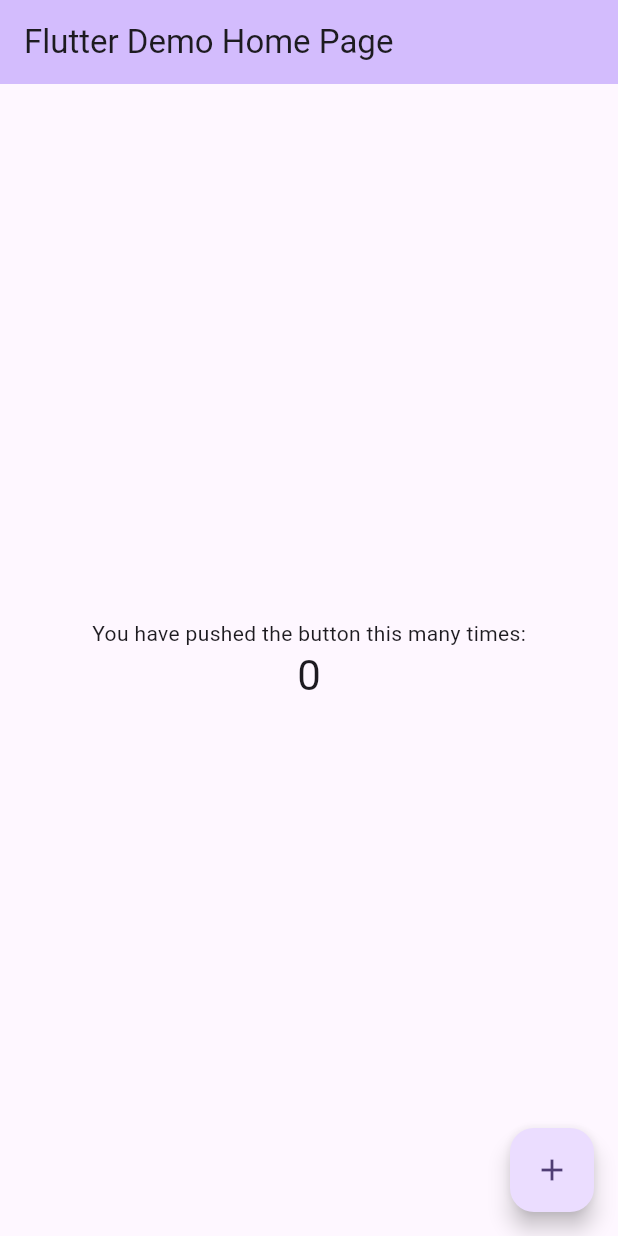
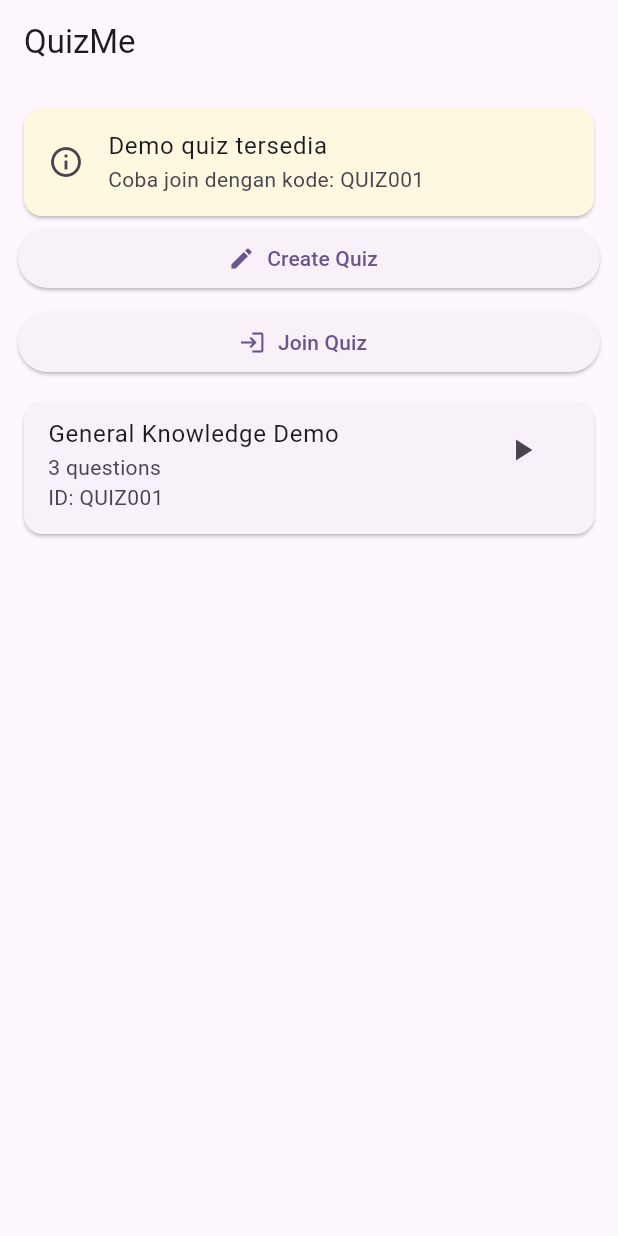
Before and after one commit to moozunch/quizme, a Flutter app: the screen it shows after launch, on a phone screen of 412 x 824 dp. Run offline on Flutter 3.47's test engine with Material 3 defaults, Android fonts, the phone set to English and light mode, and no system bars; our stand-ins replace go_router, shared_preferences.

Commit message:
quiz basic structure

```diff
--- a/lib/main.dart
+++ b/lib/main.dart
@@ -1,125 +1,53 @@
 import 'package:flutter/material.dart';
+import 'package:provider/provider.dart';
+import 'package:go_router/go_router.dart';
 
-void main() {
-  runApp(const MyApp());
+import 'provider/app_state.dart';
+import 'screens/home.dart';
+import 'screens/create_quiz.dart';
+import 'screens/join_quiz.dart';
+import 'screens/quiz_detail.dart';
+import 'screens/quiz_play.dart';
+
+void main() async {
+  WidgetsFlutterBinding.ensureInitialized();
+  final appState = AppState();
+  await appState.load();
+  runApp(MyApp(appState: appState));
 }
 
 class MyApp extends StatelessWidget {
-  const MyApp({super.key});
+  final AppState appState;
+  MyApp({super.key, AppState? appState}) : appState = appState ?? AppState();
 
-  // This widget is the root of your application.
   @override
   Widget build(BuildContext context) {
-    return MaterialApp(
-      title: 'Flutter Demo',
-      theme: ThemeData(
-        // This is the theme of your application.
-        //
-        // TRY THIS: Try running your application with "flutter run". You'll see
-        // the application has a purple toolbar. Then, without quitting the app,
-        // try changing the seedColor in the colorScheme below to Colors.green
-        // and then invoke "hot reload" (save your changes or press the "hot
-        // reload" button in a Flutter-supported IDE, or press "r" if you used
-        // the command line to start the app).
-        //
-        // Notice that the counter didn't reset back to zero; the application
-        // state is not lost during the reload. To reset the state, use hot
-        // restart instead.
-        //
-        // This works for code too, not just values: Most code changes can be
-        // tested with just a hot reload.
-        colorScheme: ColorScheme.fromSeed(seedColor: Colors.deepPurple),
-        useMaterial3: true,
+    final router = GoRouter(
+      routes: [
+        GoRoute(path: '/', builder: (context, state) => const HomeScreen()),
+        GoRoute(path: '/create', builder: (context, state) => const CreateQuizScreen()),
+        GoRoute(path: '/join', builder: (context, state) => const JoinQuizScreen()),
+        GoRoute(path: '/quiz/:id', builder: (context, state) {
+          final id = state.pathParameters['id']!;
+          return QuizDetailScreen(quizId: id);
+        }),
+        GoRoute(path: '/quiz/:id/play', builder: (context, state) {
+          final id = state.pathParameters['id']!;
+          return QuizPlayScreen(quizId: id);
+        }),
+      ],
+    );
+
+    return ChangeNotifierProvider.value(
+      value: appState,
+      child: MaterialApp.router(
+        title: 'QuizMe',
+        theme: ThemeData(
+          colorScheme: ColorScheme.fromSeed(seedColor: Colors.deepPurple),
+          useMaterial3: true,
+        ),
+        routerConfig: router,
       ),
-      home: const MyHomePage(title: 'Flutter Demo Home Page'),
     );
   }
 }
-
-class MyHomePage extends StatefulWidget {
-  const MyHomePage({super.key, required this.title});
-
-  // This widget is the home page of your application. It is stateful, meaning
-  // that it has a State object (defined below) that contains fields that affect
-  // how it looks.
-
-  // This class is the configuration for the state. It holds the values (in this
-  // case the title) provided by the parent (in this case the App widget) and
-  // used by the build method of the State. Fields in a Widget subclass are
-  // always marked "final".
-
-  final String title;
-
-  @override
-  State<MyHomePage> createState() => _MyHomePageState();
-}
-
-class _MyHomePageState extends State<MyHomePage> {
-  int _counter = 0;
-
-  void _incrementCounter() {
-    setState(() {
-      // This call to setState tells the Flutter framework that something has
-      // changed in this State, which causes it to rerun the build method below
-      // so that the display can reflect the updated values. If we changed
-      // _counter without calling setState(), then the build method would not be
-      // called again, and so nothing would appear to happen.
-      _counter++;
-    });
-  }
-
-  @override
-  Widget build(BuildContext context) {
-    // This method is rerun every time setState is called, for instance as done
-    // by the _incrementCounter method above.
-    //
-    // The Flutter framework has been optimized to make rerunning build methods
-    // fast, so that you can just rebuild anything that needs updating rather
-    // than having to individually change instances of widgets.
-    return Scaffold(
-      appBar: AppBar(
-        // TRY THIS: Try changing the color here to a specific color (to
-        // Colors.amber, perhaps?) and trigger a hot reload to see the AppBar
-        // change color while the other colors stay the same.
-        backgroundColor: Theme.of(context).colorScheme.inversePrimary,
-        // Here we take the value from the MyHomePage object that was created by
-        // the App.build method, and use it to set our appbar title.
-        title: Text(widget.title),
-      ),
-      body: Center(
-        // Center is a layout widget. It takes a single child and positions it
-        // in the middle of the parent.
-        child: Column(
-          // Column is also a layout widget. It takes a list of children and
-          // arranges them vertically. By default, it sizes itself to fit its
-          // children horizontally, and tries to be as tall as its parent.
-          //
-          // Column has various properties to control how it sizes itself and
-          // how it positions its children. Here we use mainAxisAlignment to
-          // center the children vertically; the main axis here is the vertical
-          // axis because Columns are vertical (the cross axis would be
-          // horizontal).
-          //
-          // TRY THIS: Invoke "debug painting" (choose the "Toggle Debug Paint"
-          // action in the IDE, or press "p" in the console), to see the
-          // wireframe for each widget.
-          mainAxisAlignment: MainAxisAlignment.center,
-          children: <Widget>[
-            const Text(
-              'You have pushed the button this many times:',
-            ),
-            Text(
-              '$_counter',
-              style: Theme.of(context).textTheme.headlineMedium,
-            ),
-          ],
-        ),
-      ),
-      floatingActionButton: FloatingActionButton(
-        onPressed: _incrementCounter,
-        tooltip: 'Increment',
-        child: const Icon(Icons.add),
-      ), // This trailing comma makes auto-formatting nicer for build methods.
-    );
-  }
-}
--- /dev/null
+++ b/lib/models/question.dart
@@ -0,0 +1,19 @@
+class Question {
+  String text;
+  List<String> options;
+  int correctIndex;
+
+  Question({required this.text, required this.options, required this.correctIndex});
+
+  factory Question.fromJson(Map<String, dynamic> j) => Question(
+        text: j['text'] as String,
+        options: List<String>.from(j['options'] as List<dynamic>),
+        correctIndex: j['correctIndex'] as int,
+      );
+
+  Map<String, dynamic> toJson() => {
+        'text': text,
+        'options': options,
+        'correctIndex': correctIndex,
+      };
+}
--- /dev/null
+++ b/lib/models/quiz.dart
@@ -0,0 +1,28 @@
+import 'question.dart';
+
+class Quiz {
+  String id;
+  String title;
+  List<Question> questions;
+
+  Quiz({required this.id, required this.title, required this.questions});
+
+  factory Quiz.create({required String title, required List<Question> questions}) {
+    final id = DateTime.now().millisecondsSinceEpoch.toString();
+    return Quiz(id: id, title: title, questions: questions);
+  }
+
+  factory Quiz.fromJson(Map<String, dynamic> j) => Quiz(
+        id: j['id'] as String,
+        title: j['title'] as String,
+        questions: (j['questions'] as List<dynamic>)
+            .map((e) => Question.fromJson(Map<String, dynamic>.from(e as Map)))
+            .toList(),
+      );
+
+  Map<String, dynamic> toJson() => {
+        'id': id,
+        'title': title,
+        'questions': questions.map((q) => q.toJson()).toList(),
+      };
+}
--- /dev/null
+++ b/lib/provider/app_state.dart
@@ -0,0 +1,91 @@
+import 'dart:convert';
+
+import 'package:flutter/foundation.dart';
+import 'package:shared_preferences/shared_preferences.dart';
+
+import '../models/quiz.dart';
+import '../models/question.dart';
+
+class AppState extends ChangeNotifier {
+  static const _kQuizzesKey = 'quizzes_v1';
+
+  final List<Quiz> _quizzes = [];
+
+  List<Quiz> get quizzes => List.unmodifiable(_quizzes);
+
+  Future<void> load() async {
+    final prefs = await SharedPreferences.getInstance();
+    final raw = prefs.getString(_kQuizzesKey);
+    if (raw != null) {
+      try {
+        final list = json.decode(raw) as List<dynamic>;
+        _quizzes.clear();
+        _quizzes.addAll(list.map((e) => Quiz.fromJson(Map<String, dynamic>.from(e as Map))));
+        notifyListeners();
+      } catch (e) {
+        if (kDebugMode) print('Failed to decode quizzes: $e');
+      }
+    }
+
+    // Seed demo data if empty
+    if (_quizzes.isEmpty) {
+      _seedDemo();
+      await _save();
+      notifyListeners();
+    }
+  }
+
+  Future<void> _save() async {
+    final prefs = await SharedPreferences.getInstance();
+    final raw = json.encode(_quizzes.map((q) => q.toJson()).toList());
+    await prefs.setString(_kQuizzesKey, raw);
+  }
+
+  Future<void> addQuiz(String title, List<Question> questions) async {
+    final quiz = Quiz.create(title: title, questions: questions);
+    _quizzes.add(quiz);
+    await _save();
+    notifyListeners();
+  }
+
+  Quiz? getById(String id) {
+    try {
+      return _quizzes.firstWhere((q) => q.id == id);
+    } catch (_) {
+      return null;
+    }
+  }
+
+  // For test or quick clearing
+  Future<void> clearAll() async {
+    _quizzes.clear();
+    final prefs = await SharedPreferences.getInstance();
+    await prefs.remove(_kQuizzesKey);
+    notifyListeners();
+  }
+
+  void _seedDemo() {
+    final demo = Quiz(
+      id: 'QUIZ001',
+      title: 'General Knowledge Demo',
+      questions: [
+        Question(
+          text: 'Ibu kota Indonesia adalah?',
+          options: ['Bandung', 'Jakarta', 'Surabaya', 'Medan'],
+          correctIndex: 1,
+        ),
+        Question(
+          text: 'Hasil 2 + 2 × 3 = ?',
+          options: ['12', '8', '10', '6'],
+          correctIndex: 1,
+        ),
+        Question(
+          text: 'Bahasa pemrograman untuk Flutter?',
+          options: ['Kotlin', 'Swift', 'Dart', 'JavaScript'],
+          correctIndex: 2,
+        ),
+      ],
+    );
+    _quizzes.add(demo);
+  }
+}
--- /dev/null
+++ b/lib/screens/home.dart
@@ -0,0 +1,57 @@
+import 'package:flutter/material.dart';
+import 'package:provider/provider.dart';
+import 'package:go_router/go_router.dart';
+
+import '../provider/app_state.dart';
+import '../widgets/quiz_card.dart';
+
+class HomeScreen extends StatelessWidget {
+  const HomeScreen({super.key});
+
+  @override
+  Widget build(BuildContext context) {
+    final appState = context.watch<AppState>();
+    return Scaffold(
+      appBar: AppBar(title: const Text('QuizMe')),
+      body: Padding(
+        padding: const EdgeInsets.all(12.0),
+        child: Column(
+          crossAxisAlignment: CrossAxisAlignment.stretch,
+          children: [
+            Card(
+              color: Colors.amber.shade50,
+              child: const ListTile(
+                leading: Icon(Icons.info_outline),
+                title: Text('Demo quiz tersedia'),
+                subtitle: Text('Coba join dengan kode: QUIZ001'),
+              ),
+            ),
+            ElevatedButton.icon(
+              onPressed: () => context.go('/create'),
+              icon: const Icon(Icons.create),
+              label: const Text('Create Quiz'),
+            ),
+            const SizedBox(height: 8),
+            ElevatedButton.icon(
+              onPressed: () => context.go('/join'),
+              icon: const Icon(Icons.login),
+              label: const Text('Join Quiz'),
+            ),
+            const SizedBox(height: 12),
+            Expanded(
+              child: appState.quizzes.isEmpty
+                  ? const Center(child: Text('No quizzes yet. Create one!'))
+                  : ListView.builder(
+                      itemCount: appState.quizzes.length,
+                      itemBuilder: (context, i) {
+                        final q = appState.quizzes[i];
+                        return QuizCard(quiz: q);
+                      },
+                    ),
+            ),
+          ],
+        ),
+      ),
+    );
+  }
+}
--- /dev/null
+++ b/lib/screens/quiz_detail.dart
@@ -0,0 +1,47 @@
+import 'package:flutter/material.dart';
+import 'package:provider/provider.dart';
+import 'package:go_router/go_router.dart';
+
+import '../provider/app_state.dart';
+
+class QuizDetailScreen extends StatelessWidget {
+  final String quizId;
+  const QuizDetailScreen({super.key, required this.quizId});
+
+  @override
+  Widget build(BuildContext context) {
+    final appState = context.watch<AppState>();
+    final quiz = appState.getById(quizId);
+    if (quiz == null) {
+      return Scaffold(appBar: AppBar(title: const Text('Quiz not found')), body: const Center(child: Text('Quiz not found')));
+    }
+    return Scaffold(
+      appBar: AppBar(title: Text(quiz.title)),
+      body: Padding(
+        padding: const EdgeInsets.all(12.0),
+        child: Column(
+          crossAxisAlignment: CrossAxisAlignment.start,
+          children: [
+            Text('ID: ${quiz.id}', style: const TextStyle(fontSize: 12, color: Colors.grey)),
+            const SizedBox(height: 8),
+            Text('Questions: ${quiz.questions.length}'),
+            const SizedBox(height: 16),
+            ElevatedButton(onPressed: () => context.go('/quiz/${quiz.id}/play'), child: const Text('Start Quiz')),
+            const SizedBox(height: 12),
+            const Text('Preview:', style: TextStyle(fontWeight: FontWeight.bold)),
+            const SizedBox(height: 8),
+            Expanded(
+              child: ListView.builder(
+                itemCount: quiz.questions.length,
+                itemBuilder: (c, i) => ListTile(
+                  title: Text(quiz.questions[i].text),
+                  subtitle: Text('Options: ${quiz.questions[i].options.join(', ')}'),
+                ),
+              ),
+            ),
+          ],
+        ),
+      ),
+    );
+  }
+}
--- /dev/null
+++ b/lib/widgets/quiz_card.dart
@@ -0,0 +1,25 @@
+import 'package:flutter/material.dart';
+import 'package:go_router/go_router.dart';
+
+import '../models/quiz.dart';
+
+class QuizCard extends StatelessWidget {
+  final Quiz quiz;
+  const QuizCard({super.key, required this.quiz});
+
+  @override
+  Widget build(BuildContext context) {
+    return Card(
+      child: ListTile(
+        title: Text(quiz.title),
+        subtitle: Text('${quiz.questions.length} questions\nID: ${quiz.id}', maxLines: 2),
+        isThreeLine: true,
+        trailing: IconButton(
+          icon: const Icon(Icons.play_arrow),
+          onPressed: () => context.go('/quiz/${quiz.id}/play'),
+        ),
+        onTap: () => context.go('/quiz/${quiz.id}'),
+      ),
+    );
+  }
+}
--- a/pubspec.yaml
+++ b/pubspec.yaml
@@ -34,6 +34,9 @@ dependencies:
   # The following adds the Cupertino Icons font to your application.
   # Use with the CupertinoIcons class for iOS style icons.
   cupertino_icons: ^1.0.8
+  go_router: ^7.0.0
+  provider: ^6.0.5
+  shared_preferences: ^2.1.0
 
 dev_dependencies:
   flutter_test:
```
Also changed, not shown: lib/screens/create_quiz.dart (added, +91 -0 lines), lib/screens/join_quiz.dart (added, +42 -0 lines), lib/screens/quiz_play.dart (added, +93 -0 lines), pubspec.lock, 2 other files.
